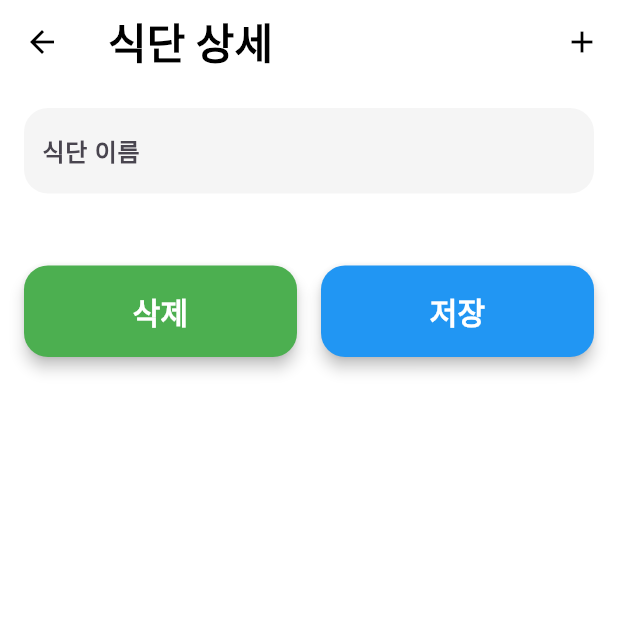
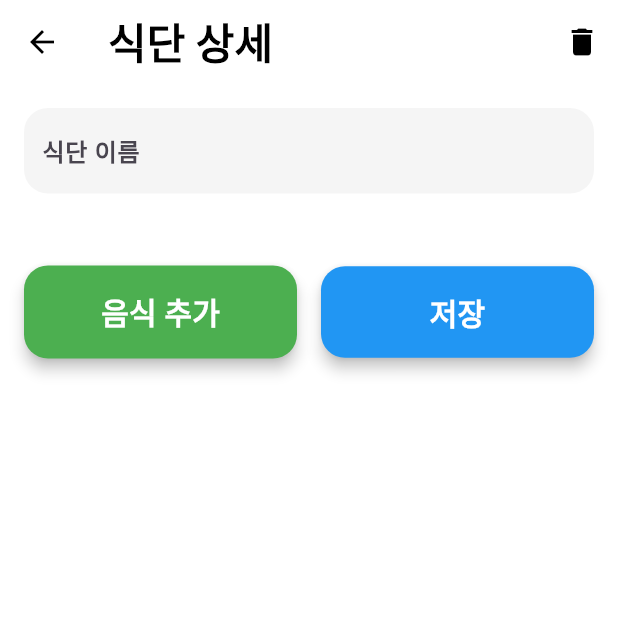
Before and after one commit to CBNU-younghun/OSS-TeamProject-app, a Flutter app: the DietDetailPage screen opened directly with empty values, on a phone screen of 412 x 824 dp, the top half of it. Run offline on Flutter 3.47's test engine with Material 3 defaults, Android fonts, the phone set to English and light mode, and no system bars; our stand-ins replace fl_chart, flutter_neumorphic_plus, font_awesome_flutter, shared_preferences, video_player; accounts and stored records are empty; Roboto replaces fonts that are missing (Bebas Neue).

Commit message:
UI update

```diff
--- a/lib/diet/diet_detail_page.dart
+++ b/lib/diet/diet_detail_page.dart
@@ -466,8 +466,8 @@ class _DietDetailPageState extends State<DietDetailPage> {
         iconTheme: IconThemeData(color: Colors.black), // 앱바 아이콘 색상을 검은색으로 설정
         actions: [
           IconButton(
-            icon: Icon(Icons.add, color: Colors.black), // '+' 아이콘 추가
-            onPressed: _showAddFoodForm, // 아이콘 클릭 시 음식 추가 폼 표시
+            icon: Icon(Icons.delete, color: Colors.black), // 쓰레기통 아이콘 추가
+            onPressed: _deleteDiet, // 아이콘 클릭 시 삭제 함수 호출
           ),
         ],
       ),
@@ -497,9 +497,9 @@ class _DietDetailPageState extends State<DietDetailPage> {
                     alignment: BarChartAlignment.spaceAround, // 막대 간 간격을 일정하게 설정
                     maxY: (_getMaxNutrientValue() * 1.2).ceilToDouble(), // 최대값 동적 설정
                     barGroups: [
-                      _makeVerticalBarGroup(0, _getTotalNutrient('carbs'), Colors.greenAccent),
-                      _makeVerticalBarGroup(1, _getTotalNutrient('protein'), Colors.orangeAccent),
-                      _makeVerticalBarGroup(2, _getTotalNutrient('fat'), Colors.redAccent),
+                      _makeVerticalBarGroup(0, _getTotalNutrient('carbs'), Colors.blue),
+                      _makeVerticalBarGroup(1, _getTotalNutrient('protein'),Color(0xFF87CEEB),),
+                      _makeVerticalBarGroup(2, _getTotalNutrient('fat'),  Color(0xFFE6E6FA),),
                     ],
                     titlesData: FlTitlesData(
                       topTitles: AxisTitles(
@@ -571,9 +571,9 @@ class _DietDetailPageState extends State<DietDetailPage> {
               Row(
                 mainAxisAlignment: MainAxisAlignment.spaceEvenly,
                 children: [
-                  _buildLegendItem(Colors.greenAccent, '탄수화물'),
-                  _buildLegendItem(Colors.orangeAccent, '단백질'),
-                  _buildLegendItem(Colors.redAccent, '지방'),
+                  _buildLegendItem(Colors.blue, '탄수화물'),
+                  _buildLegendItem(Color(0xFF87CEEB), '단백질'),
+                  _buildLegendItem(Color(0xFFE6E6FA), '지방'),
                 ],
               ),
               SizedBox(height: 32.0),
@@ -611,10 +611,10 @@ class _DietDetailPageState extends State<DietDetailPage> {
             Row(
               mainAxisAlignment: MainAxisAlignment.spaceBetween, // 버튼 간격 설정
               children: [
-                // 삭제 버튼 (왼쪽)
+                // 음식 추가 버튼 (왼쪽)
                 Expanded(
                   child: ElevatedButton(
-                    onPressed: _deleteDiet, // 식단 삭제 함수 호출
+                    onPressed: _showAddFoodForm, // 음식 추가 폼 호출
                     style: ElevatedButton.styleFrom(
                       backgroundColor: Colors.green, // 버튼 배경색
                       elevation: 4.0, // 버튼 그림자 깊이
@@ -624,7 +624,7 @@ class _DietDetailPageState extends State<DietDetailPage> {
                       padding: EdgeInsets.symmetric(vertical: 16.0), // 버튼의 수직 패딩 설정
                     ),
                     child: Text(
-                      '삭제',
+                      '음식 추가',
                       style: TextStyle(
                         fontFamily: 'Bebas Neue',
                         fontSize: 20.0,
@@ -634,7 +634,7 @@ class _DietDetailPageState extends State<DietDetailPage> {
                     ),
                   ),
                 ),
-                SizedBox(width: 16.0), // 삭제와 저장 버튼 간의 간격
+                SizedBox(width: 16.0), // 음식 추가와 저장 버튼 간의 간격
                 // 저장 버튼 (오른쪽)
                 Expanded(
                   child: ElevatedButton(
@@ -660,7 +660,7 @@ class _DietDetailPageState extends State<DietDetailPage> {
                 ),
               ],
             ),
-            SizedBox(height: 32.0), // 버튼 아래에 추가적인 간격
+
           ],
         ),
       ),
```
